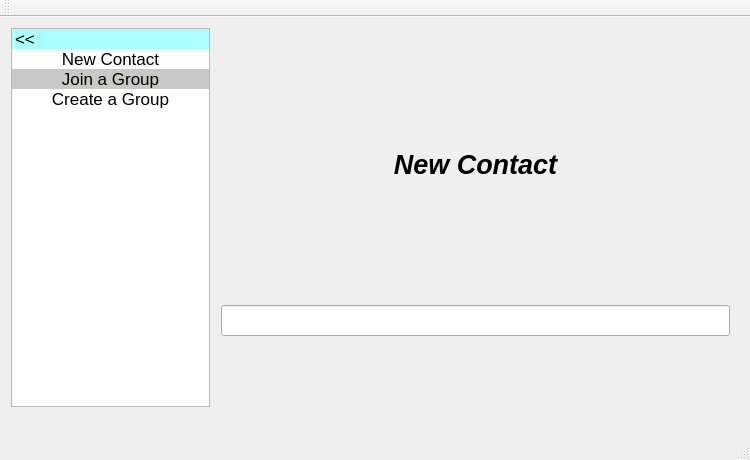
Above: ChatRoom/CreatGroup.ui from AnceYin/chatroom before the change. Below: the same form after it.
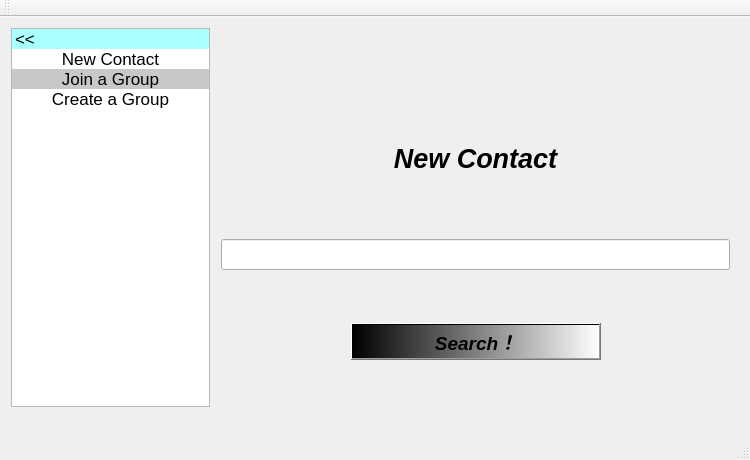
That is the form after the change.

Diff of the .ui file:
```diff
--- a/ChatRoom/CreatGroup.ui
+++ b/ChatRoom/CreatGroup.ui
@@ -21,7 +21,7 @@
   </property>
   <property name="maximumSize">
    <size>
-    <width>750</width>
+    <width>1000</width>
     <height>460</height>
    </size>
   </property>
@@ -139,7 +139,7 @@
        <x>200</x>
        <y>0</y>
        <width>531</width>
-       <height>441</height>
+       <height>459</height>
       </rect>
      </property>
      <layout class="QVBoxLayout" name="verticalLayout_2">
@@ -197,7 +197,7 @@
         <property name="sizeHint" stdset="0">
          <size>
           <width>20</width>
-          <height>104</height>
+          <height>50</height>
          </size>
         </property>
        </spacer>
@@ -218,6 +218,79 @@
         </property>
        </widget>
       </item>
+      <item>
+       <spacer name="verticalSpacer_4">
+        <property name="orientation">
+         <enum>Qt::Vertical</enum>
+        </property>
+        <property name="sizeHint" stdset="0">
+         <size>
+          <width>20</width>
+          <height>40</height>
+         </size>
+        </property>
+       </spacer>
+      </item>
+      <item>
+       <layout class="QHBoxLayout" name="horizontalLayout">
+        <item>
+         <spacer name="horizontalSpacer">
+          <property name="orientation">
+           <enum>Qt::Horizontal</enum>
+          </property>
+          <property name="sizeHint" stdset="0">
+           <size>
+            <width>40</width>
+            <height>20</height>
+           </size>
+          </property>
+         </spacer>
+        </item>
+        <item>
+         <widget class="QPushButton" name="pushButton">
+          <property name="minimumSize">
+           <size>
+            <width>250</width>
+            <height>0</height>
+           </size>
+          </property>
+          <property name="maximumSize">
+           <size>
+            <width>16777215</width>
+            <height>16777215</height>
+           </size>
+          </property>
+          <property name="font">
+           <font>
+            <pointsize>14</pointsize>
+            <weight>75</weight>
+            <italic>true</italic>
+            <bold>true</bold>
+           </font>
+          </property>
+          <property name="styleSheet">
+           <string notr="true">background:qlineargradient(spread:pad, x1:0, y1:0, x2:1, y2:0, stop:0 rgba(0, 0, 0, 255), stop:1 rgba(255, 255, 255, 255))</string>
+          </property>
+          <property name="text">
+           <string>Search！</string>
+          </property>
+         </widget>
+        </item>
+        <item>
+         <spacer name="horizontalSpacer_2">
+          <property name="orientation">
+           <enum>Qt::Horizontal</enum>
+          </property>
+          <property name="sizeHint" stdset="0">
+           <size>
+            <width>40</width>
+            <height>20</height>
+           </size>
+          </property>
+         </spacer>
+        </item>
+       </layout>
+      </item>
       <item>
        <spacer name="verticalSpacer_3">
         <property name="orientation">
```
